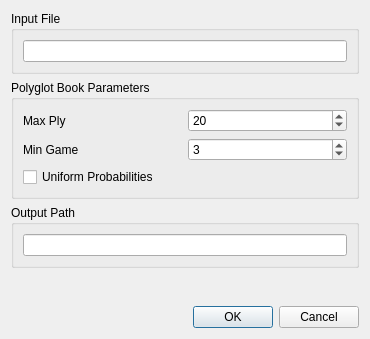
madnight/chessx, file src/dialogs/dlgsavebook.ui: the form before one commit.
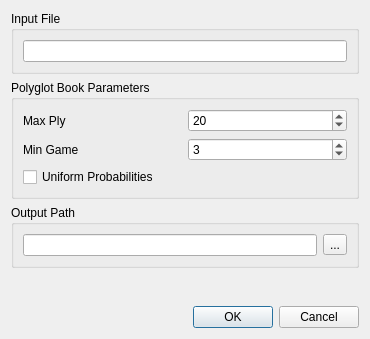
The form after the commit.

The edit to the form file:
```diff
--- a/src/dialogs/dlgsavebook.ui
+++ b/src/dialogs/dlgsavebook.ui
@@ -115,6 +115,13 @@
         </property>
        </widget>
       </item>
+      <item>
+       <widget class="QToolButton" name="btBrowseTarget">
+        <property name="text">
+         <string>...</string>
+        </property>
+       </widget>
+      </item>
      </layout>
     </widget>
    </item>
```
